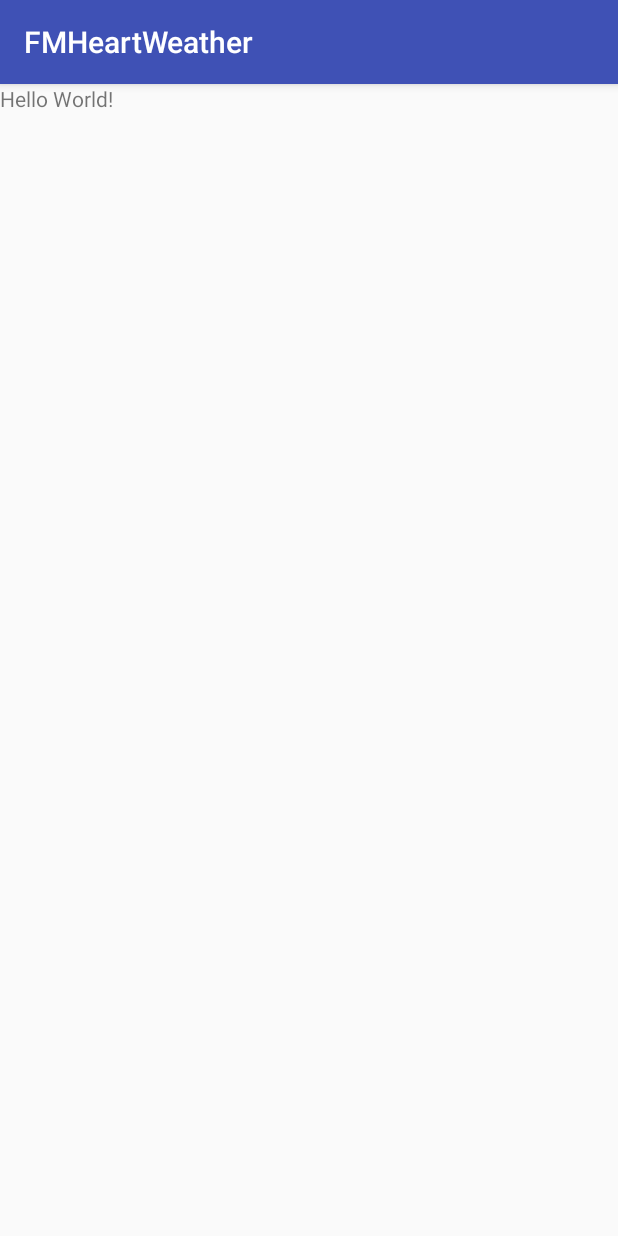
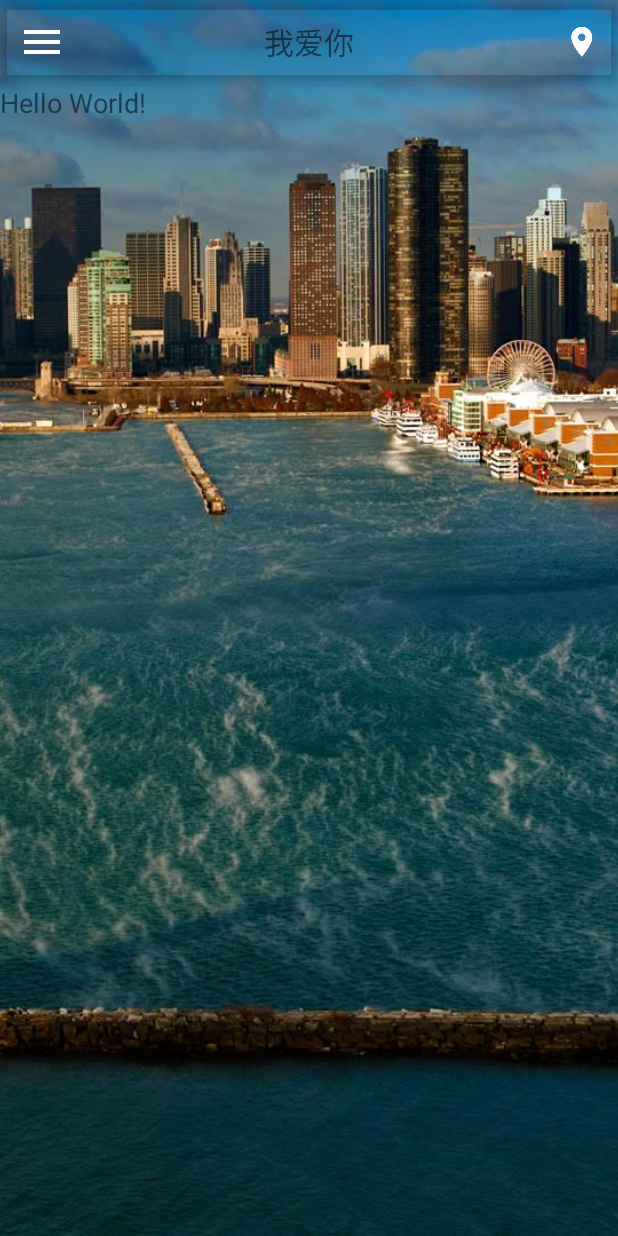
Before and after one commit to PerryHuan9/FMHeartWeather, an Android app: the screen it shows after launch (MainActivity), on a phone screen of 412 x 824 dp. Run offline under Robolectric (Android 15) with nearby library versions, the phone set to English and light mode, and no system bars; pictures from the network do not load.

Commit message:
弄好布局

```diff
--- a/app/build.gradle
+++ b/app/build.gradle
@@ -31,5 +31,6 @@ dependencies {
     compile 'com.github.bumptech.glide:glide:3.7.0'
     compile 'de.hdodenhof:circleimageview:2.1.0'
     compile 'com.android.support:design:24.2.1'
+    compile 'com.google.code.gson:gson:2.7'
 
 }
--- a/app/src/main/AndroidManifest.xml
+++ b/app/src/main/AndroidManifest.xml
@@ -1,6 +1,7 @@
 <?xml version="1.0" encoding="utf-8"?>
 <manifest xmlns:android="http://schemas.android.com/apk/res/android"
           package="com.vip.fmheartweather">
+    <uses-permission android:name="android.permission.INTERNET"/>
 
     <application
         android:name="org.litepal.LitePalApplication"
--- a/app/src/main/assets/litepal.xml
+++ b/app/src/main/assets/litepal.xml
@@ -1,9 +1,11 @@
 <?xml version="1.0" encoding="utf-8" ?>
-    <litepal>
+<litepal>
     <dbname value="FMH_wweather"/>
     <version value="1"/>
     <list>
         <mapping class="com.vip.fmheartweather.db.Province"/>
+        <mapping class="com.vip.fmheartweather.db.City"/>
+        <mapping class="com.vip.fmheartweather.db.County"/>
     </list>
 
 
--- a/app/src/main/java/com/vip/fmheartweather/MainActivity.java
+++ b/app/src/main/java/com/vip/fmheartweather/MainActivity.java
@@ -1,13 +1,55 @@
 package com.vip.fmheartweather;
 
+import android.os.Bundle;
+import android.support.v4.view.GravityCompat;
+import android.support.v4.widget.DrawerLayout;
+import android.support.v7.app.ActionBar;
 import android.support.v7.app.AppCompatActivity;
-import android.os.Bundle;
+import android.support.v7.widget.Toolbar;
+import android.view.Menu;
+import android.view.MenuItem;
+import android.widget.ImageView;
+
+import com.bumptech.glide.Glide;
 
 public class MainActivity extends AppCompatActivity {
+	private DrawerLayout drawerLayout;
 
 	@Override
 	protected void onCreate(Bundle savedInstanceState) {
 		super.onCreate(savedInstanceState);
 		setContentView(R.layout.activity_main);
+		Toolbar toolbar = (Toolbar) findViewById(R.id.toolbar);
+		toolbar.setTitle("");
+		setSupportActionBar(toolbar);
+		ActionBar actionBar = getSupportActionBar();
+		if (null != actionBar) {
+			actionBar.setDisplayHomeAsUpEnabled(true);
+			actionBar.setHomeAsUpIndicator(R.drawable.ic_menu);
+		}
+		ImageView bg = (ImageView) findViewById(R.id.bg);
+		Glide.with(this).load(R.drawable.bg).into(bg);
+		drawerLayout = (DrawerLayout) findViewById(R.id.drawer_layout);
+
+
+	}
+
+	@Override
+	public boolean onCreateOptionsMenu(Menu menu) {
+		getMenuInflater().inflate(R.menu.ic_menu, menu);
+		return true;
+	}
+
+
+	@Override
+	public boolean onOptionsItemSelected(MenuItem item) {
+		switch (item.getItemId()) {
+			case android.R.id.home:
+				drawerLayout.openDrawer(GravityCompat.START);
+				break;
+
+		}
+
+		return false;
 	}
 }
--- a/app/src/main/res/layout/activity_main.xml
+++ b/app/src/main/res/layout/activity_main.xml
@@ -1,14 +1,83 @@
 <?xml version="1.0" encoding="utf-8"?>
 <RelativeLayout
     xmlns:android="http://schemas.android.com/apk/res/android"
+    xmlns:app="http://schemas.android.com/apk/res-auto"
     xmlns:tools="http://schemas.android.com/tools"
     android:id="@+id/activity_main"
     android:layout_width="match_parent"
     android:layout_height="match_parent"
     tools:context="com.vip.fmheartweather.MainActivity">
 
-    <TextView
-        android:layout_width="wrap_content"
-        android:layout_height="wrap_content"
-        android:text="Hello World!"/>
+    <ImageView
+        android:id="@+id/bg"
+        android:layout_width="match_parent"
+        android:layout_height="match_parent"
+        android:scaleType="centerCrop"/>
+
+    <android.support.v4.widget.DrawerLayout
+        android:id="@+id/drawer_layout"
+        android:layout_width="match_parent"
+        android:layout_height="match_parent">
+
+        <android.support.design.widget.CoordinatorLayout
+            android:layout_width="match_parent"
+            android:layout_height="match_parent">
+
+            <android.support.design.widget.AppBarLayout
+                android:layout_width="match_parent"
+                android:layout_height="wrap_content"
+                android:background="#00fdfdfd">
+
+                <android.support.v7.widget.Toolbar
+                    android:id="@+id/toolbar"
+                    android:layout_width="match_parent"
+                    android:layout_height="?attr/actionBarSize"
+                    app:popupTheme="@style/ThemeOverlay.AppCompat.Light">
+
+                    <TextView
+                        android:id="@+id/title"
+                        android:layout_width="wrap_content"
+                        android:layout_height="wrap_content"
+                        android:layout_gravity="center"
+                        android:text="我爱你"
+                        android:textSize="20dp"/>
+                </android.support.v7.widget.Toolbar>
+
+
+            </android.support.design.widget.AppBarLayout>
+
+            <ScrollView
+                android:layout_width="match_parent"
+                android:layout_height="match_parent"
+                app:layout_behavior="@string/appbar_scrolling_view_behavior">
+
+                <LinearLayout
+                    android:layout_width="match_parent"
+                    android:layout_height="match_parent">
+
+                    <TextView
+                        android:id="@+id/myext"
+                        android:layout_width="wrap_content"
+                        android:layout_height="wrap_content"
+                        android:text="Hello World!"
+                        android:textSize="18dp"/>
+
+                </LinearLayout>
+
+
+            </ScrollView>
+
+        </android.support.design.widget.CoordinatorLayout>
+
+        <android.support.design.widget.NavigationView
+            android:id="@+id/navigation_view"
+            android:layout_width="200dp"
+            android:layout_height="match_parent"
+            android:layout_gravity="start"
+            app:headerLayout="@layout/nav_header"
+            app:menu="@menu/nav_menu"/>
+
+    </android.support.v4.widget.DrawerLayout>
+
+
 </RelativeLayout>
--- /dev/null
+++ b/app/src/main/res/menu/ic_menu.xml
@@ -0,0 +1,10 @@
+<?xml version="1.0" encoding="utf-8"?>
+<menu xmlns:android="http://schemas.android.com/apk/res/android"
+      xmlns:app="http://schemas.android.com/apk/res-auto">
+    <item
+        android:id="@+id/menu_location"
+        android:icon="@drawable/menu_location"
+        android:title="设置城市"
+        app:showAsAction="always"/>
+
+</menu>
--- /dev/null
+++ b/app/src/main/res/menu/nav_menu.xml
@@ -0,0 +1,21 @@
+<?xml version="1.0" encoding="utf-8"?>
+<menu xmlns:android="http://schemas.android.com/apk/res/android">
+    <group android:checkableBehavior="single">
+        <item
+            android:id="@+id/music"
+            android:title="音乐"/>
+        <item
+            android:id="@+id/game"
+            android:title="游戏"/>
+        <item
+            android:id="@+id/read"
+            android:title="阅读"/>
+        <item
+            android:id="@+id/settings"
+            android:title="设置"/>
+
+
+    </group>
+
+
+</menu>
--- a/app/src/main/res/values/styles.xml
+++ b/app/src/main/res/values/styles.xml
@@ -1,7 +1,7 @@
 <resources>
 
     <!-- Base application theme. -->
-    <style name="AppTheme" parent="Theme.AppCompat.Light.DarkActionBar">
+    <style name="AppTheme" parent="Theme.AppCompat.Light.NoActionBar">
         <!-- Customize your theme here. -->
         <item name="colorPrimary">@color/colorPrimary</item>
         <item name="colorPrimaryDark">@color/colorPrimaryDark</item>
```
Also changed, not shown: app/src/main/java/com/vip/fmheartweather/util/MyUtils.java (added, +69 -0 lines), app/src/main/res/layout/nav_header.xml (added, +16 -0 lines), app/src/main/res/drawable-xxhdpi/game.jpg (added), app/src/main/res/drawable-xxhdpi/ic_menu.png (added), app/src/main/res/drawable-xxhdpi/menu_location.png (added), app/src/main/res/drawable-xxhdpi/music2.png (added), app/src/main/res/drawable-xxhdpi/nav_icon.png (added), app/src/main/res/drawable-xxhdpi/read.jpg (added), app/src/main/res/drawable-xxhdpi/setting.png (added).
